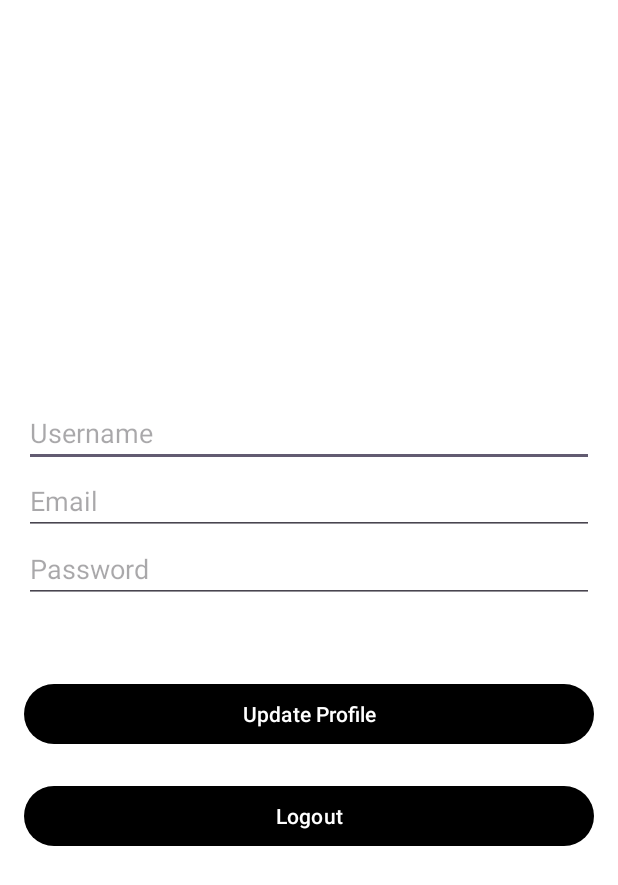
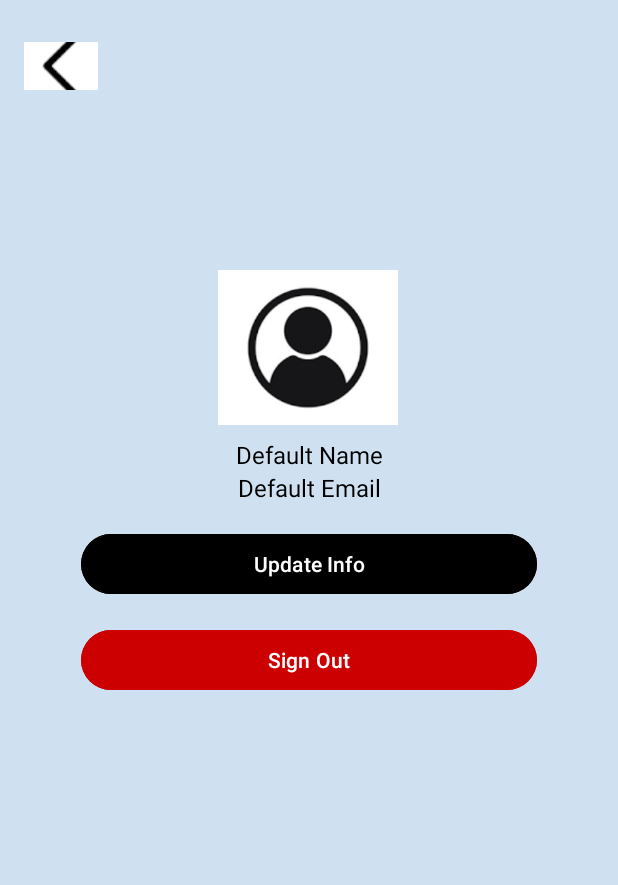
Before and after one commit to UrbanMart/UMMobile, an Android app: the HomeActivity screen opened directly, with no data from a screen before it, after a tap on "Welcome, User", on a phone screen of 412 x 824 dp. Shown: the top 885 px of the screen. Run offline under Robolectric (Android 15) with nearby library versions, the phone set to English and light mode, and no system bars.

Commit message:
Profile Page Created ,Update UI

```diff
--- a/app/build.gradle.kts
+++ b/app/build.gradle.kts
@@ -33,6 +33,7 @@ dependencies {
     implementation("androidx.appcompat:appcompat:1.6.1")
     implementation("com.google.android.material:material:1.9.0")
     implementation("androidx.constraintlayout:constraintlayout:2.1.4")
+
     testImplementation("junit:junit:4.13.2")
     androidTestImplementation("androidx.test.ext:junit:1.2.1")
     androidTestImplementation("androidx.test.espresso:espresso-core:3.6.1")
--- a/app/src/main/AndroidManifest.xml
+++ b/app/src/main/AndroidManifest.xml
@@ -16,15 +16,17 @@
         android:theme="@style/Theme.UrbanMart"
         tools:targetApi="31">
         <activity
+            android:name=".ui.ProfileActivity"
+            android:exported="false" />
+        <activity
             android:name=".ui.UpdateProfileActivity"
             android:exported="false" />
-         <activity
-         android:name=".ui.SignUpActivity"
-         android:exported="false" />
+        <activity
+            android:name=".ui.SignUpActivity"
+            android:exported="false" />
         <activity
             android:name=".ui.HomeActivity"
-            android:exported="false" />
-        <!-- <activity -->
+            android:exported="false" /> <!-- <activity -->
         <!-- android:name=".ui.LoginActivity" -->
         <!-- android:exported="false" /> -->
         <activity
--- a/app/src/main/java/com/example/urbanmart/ui/HomeActivity.java
+++ b/app/src/main/java/com/example/urbanmart/ui/HomeActivity.java
@@ -58,7 +58,7 @@ public class HomeActivity extends AppCompatActivity {
     }
 
     private void goToUpdateActivity() {
-        Intent intent = new Intent(HomeActivity.this, UpdateProfileActivity.class);
+        Intent intent = new Intent(HomeActivity.this, ProfileActivity.class);
         startActivity(intent);
     }
 
--- /dev/null
+++ b/app/src/main/java/com/example/urbanmart/ui/ProfileActivity.java
@@ -0,0 +1,44 @@
+package com.example.urbanmart.ui;
+
+import android.content.Intent;
+import android.content.SharedPreferences;
+import android.os.Bundle;
+import android.widget.Button;
+import android.widget.TextView;
+
+import androidx.appcompat.app.AppCompatActivity;
+
+import com.example.urbanmart.R;
+
+public class ProfileActivity extends AppCompatActivity {
+
+    private TextView userNameTextView, userEmailTextView;
+    private Button updateProfileButton;
+
+    @Override
+    protected void onCreate(Bundle savedInstanceState) {
+        super.onCreate(savedInstanceState);
+        setContentView(R.layout.activity_profile);
+
+        // Find views by ID
+        userNameTextView = findViewById(R.id.txtFullName);
+        userEmailTextView = findViewById(R.id.txtEmail);
+        updateProfileButton = findViewById(R.id.btnEditInfo);
+
+        // Fetch user info from SharedPreferences
+        SharedPreferences sharedPreferences = getSharedPreferences("UrbanMartPrefs", MODE_PRIVATE);
+        String userName = sharedPreferences.getString("userName", "Default Name");
+        String userEmail = sharedPreferences.getString("userEmail", "Default Email");
+
+        // Display user info
+        userNameTextView.setText(userName);
+        userEmailTextView.setText(userEmail);
+
+        // Set up the update profile button click listener
+        updateProfileButton.setOnClickListener(v -> {
+            // Navigate to UpdateProfileActivity when button is clicked
+            Intent intent = new Intent(ProfileActivity.this, UpdateProfileActivity.class);
+            startActivity(intent);
+        });
+    }
+}
--- a/app/src/main/res/layout/activity_home.xml
+++ b/app/src/main/res/layout/activity_home.xml
@@ -3,6 +3,7 @@
     android:layout_width="match_parent"
     android:layout_height="match_parent"
     android:orientation="vertical"
+    android:background="#CFE1F0"
     android:padding="16dp">
 
     <!-- User name at the top -->
--- a/app/src/main/res/layout/activity_login.xml
+++ b/app/src/main/res/layout/activity_login.xml
@@ -4,7 +4,18 @@
     android:layout_height="match_parent"
     android:gravity="center"
     android:orientation="vertical"
+    android:background="#CFE1F0"
     android:padding="20dp">
+
+    <!-- Logo Image -->
+
+    <ImageView
+        android:id="@+id/logoImageView"
+        android:layout_width="195dp"
+        android:layout_height="139dp"
+        android:layout_marginBottom="20dp"
+        android:contentDescription="Logo"
+        android:src="@drawable/logo" />
 
     <EditText
         android:id="@+id/emailEditText"
@@ -19,19 +30,20 @@
         android:layout_height="wrap_content"
         android:hint="Password"
         android:inputType="textPassword"
-        android:layout_marginTop="16dp"/>
+        android:layout_marginTop="16dp" />
 
     <Button
         android:id="@+id/loginButton"
         android:layout_width="match_parent"
         android:layout_height="wrap_content"
         android:text="Login"
-        android:layout_marginTop="16dp"/>
+        android:layout_marginTop="16dp" />
 
     <Button
         android:id="@+id/signupButton"
         android:layout_width="match_parent"
         android:layout_height="wrap_content"
         android:text="Sign Up"
-        android:layout_marginTop="16dp"/>
+        android:layout_marginTop="16dp" />
+
 </LinearLayout>
--- a/app/src/main/res/layout/activity_main.xml
+++ b/app/src/main/res/layout/activity_main.xml
@@ -4,15 +4,31 @@
     xmlns:tools="http://schemas.android.com/tools"
     android:layout_width="match_parent"
     android:layout_height="match_parent"
+    android:background="#CFE1F0"
     tools:context=".MainActivity">
 
     <TextView
+        android:id="@+id/textView"
         android:layout_width="wrap_content"
         android:layout_height="wrap_content"
-        android:text="Hello World!"
+        android:fontFamily="sans-serif-black"
+        android:text="Welcome to UrbanMart"
+        android:textSize="34sp"
         app:layout_constraintBottom_toBottomOf="parent"
         app:layout_constraintEnd_toEndOf="parent"
         app:layout_constraintStart_toStartOf="parent"
-        app:layout_constraintTop_toTopOf="parent" />
+        app:layout_constraintTop_toTopOf="parent"
+        app:layout_constraintVertical_bias="0.629" />
+
+    <ImageView
+        android:id="@+id/imageView"
+        android:layout_width="236dp"
+        android:layout_height="219dp"
+        app:layout_constraintBottom_toBottomOf="@+id/textView"
+        app:layout_constraintEnd_toEndOf="parent"
+        app:layout_constraintHorizontal_bias="0.497"
+        app:layout_constraintStart_toStartOf="parent"
+        app:layout_constraintTop_toTopOf="parent"
+        app:srcCompat="@drawable/logo" />
 
 </androidx.constraintlayout.widget.ConstraintLayout>
--- /dev/null
+++ b/app/src/main/res/layout/activity_profile.xml
@@ -0,0 +1,89 @@
+<?xml version="1.0" encoding="utf-8"?>
+<androidx.constraintlayout.widget.ConstraintLayout xmlns:android="http://schemas.android.com/apk/res/android"
+    xmlns:app="http://schemas.android.com/apk/res-auto"
+    xmlns:tools="http://schemas.android.com/tools"
+    android:layout_width="match_parent"
+    android:layout_height="match_parent"
+    android:padding="16dp"
+    android:background="#CFE1F0"
+    tools:context=".ui.ProfileActivity">
+
+
+    <ImageButton
+        android:id="@+id/btnBack"
+        android:layout_width="49dp"
+        android:layout_height="32dp"
+        android:layout_marginTop="12dp"
+        android:background="?attr/selectableItemBackgroundBorderless"
+        android:contentDescription="@string/back_button"
+        android:src="@drawable/back"
+        app:layout_constraintEnd_toEndOf="parent"
+        app:layout_constraintHorizontal_bias="0.0"
+        app:layout_constraintStart_toStartOf="parent"
+        app:layout_constraintTop_toTopOf="parent" />
+
+    <ImageView
+        android:id="@+id/profileImage"
+        android:layout_width="120dp"
+        android:layout_height="120dp"
+        android:layout_marginTop="112dp"
+        android:contentDescription="@string/profile_image"
+        android:scaleType="centerInside"
+        android:src="@drawable/user"
+        app:layout_constraintEnd_toEndOf="parent"
+        app:layout_constraintHorizontal_bias="0.498"
+        app:layout_constraintStart_toStartOf="parent"
+        app:layout_constraintTop_toBottomOf="@id/btnBack" />
+
+    <TextView
+        android:id="@+id/txtFullName"
+        android:layout_width="wrap_content"
+        android:layout_height="wrap_content"
+        android:text="Full Name: Jack Sparrow"
+        android:textSize="16sp"
+        android:textColor="@android:color/black"
+        app:layout_constraintTop_toBottomOf="@id/profileImage"
+        app:layout_constraintStart_toStartOf="parent"
+        app:layout_constraintEnd_toEndOf="parent" />
+
+    <!-- Email -->
+    <TextView
+        android:id="@+id/txtEmail"
+        android:layout_width="wrap_content"
+        android:layout_height="wrap_content"
+        android:text="Email: sparrow@gmail.com"
+        android:textSize="16sp"
+        android:textColor="@android:color/black"
+        app:layout_constraintTop_toBottomOf="@id/txtFullName"
+        app:layout_constraintStart_toStartOf="parent"
+        app:layout_constraintEnd_toEndOf="parent" />
+
+    <!-- Edit Info Button -->
+    <Button
+        android:id="@+id/btnEditInfo"
+        android:layout_width="0dp"
+        android:layout_height="wrap_content"
+        android:text="Update Info"
+        app:layout_constraintTop_toBottomOf="@id/txtEmail"
+        app:layout_constraintStart_toStartOf="parent"
+        app:layout_constraintEnd_toEndOf="parent"
+        android:layout_marginTop="16dp"
+        app:layout_constraintWidth_percent="0.8"
+        android:backgroundTint="@android:color/black"
+        android:textColor="@android:color/white" />
+
+    <!-- Sign Out Button -->
+    <Button
+        android:id="@+id/btnSignOut"
+        android:layout_width="0dp"
+        android:layout_height="wrap_content"
+        android:text="Sign Out"
+        app:layout_constraintTop_toBottomOf="@id/btnEditInfo"
+        app:layout_constraintStart_toStartOf="parent"
+        app:layout_constraintEnd_toEndOf="parent"
+        android:layout_marginTop="16dp"
+        app:layout_constraintWidth_percent="0.8"
+        android:backgroundTint="@android:color/holo_red_dark"
+        android:textColor="@android:color/white" />
+
+</androidx.constraintlayout.widget.ConstraintLayout>
--- a/app/src/main/res/layout/activity_sign_up.xml
+++ b/app/src/main/res/layout/activity_sign_up.xml
@@ -4,6 +4,7 @@
     android:layout_height="match_parent"
     android:gravity="center"
     android:orientation="vertical"
+    android:background="#CFE1F0"
     android:padding="20dp">
 
     <EditText
--- a/app/src/main/res/layout/activity_update_profile.xml
+++ b/app/src/main/res/layout/activity_update_profile.xml
@@ -2,7 +2,7 @@
     android:id="@+id/main"
     android:layout_width="match_parent"
     android:layout_height="match_parent"
-    android:background="#FFFFFF"
+    android:background="#CFE1F0"
     android:orientation="vertical"
     android:padding="16dp">
 
--- a/app/src/main/res/layout/item_product.xml
+++ b/app/src/main/res/layout/item_product.xml
@@ -3,6 +3,7 @@
     android:layout_width="match_parent"
     android:layout_height="wrap_content"
     android:orientation="horizontal"
+    android:background="#CFE1F0"
     android:padding="8dp">
 
     <ImageView
--- a/app/src/main/res/values/strings.xml
+++ b/app/src/main/res/values/strings.xml
@@ -1,4 +1,6 @@
 <resources>
     <string name="app_name">UrbanMart</string>
     <string name="product_image">Product image</string>
+    <string name="back_button" />
+    <string name="profile_image" />
 </resources>
```
Also changed, not shown: app/src/main/res/drawable/back.png (added), app/src/main/res/drawable/logo.png (added), app/src/main/res/drawable/user.png (added).
